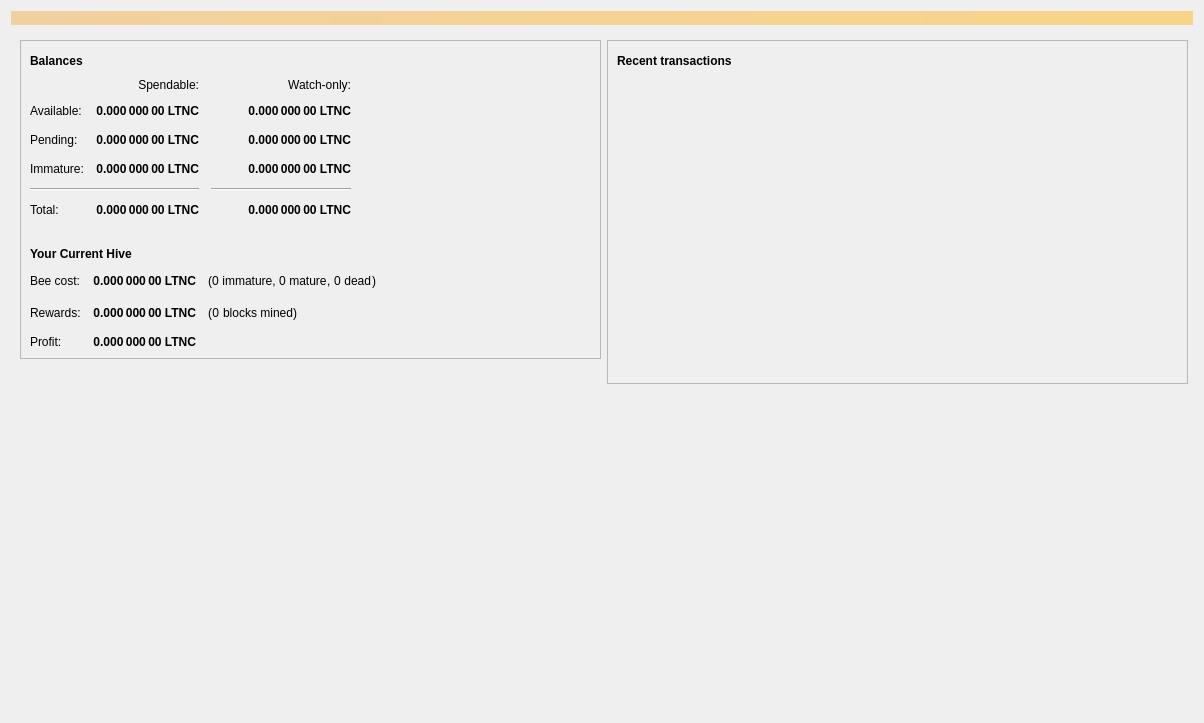
Old version of the form src/qt/forms/overviewpage.ui in the repository MerlinMagic2018/Lightning-Cash.
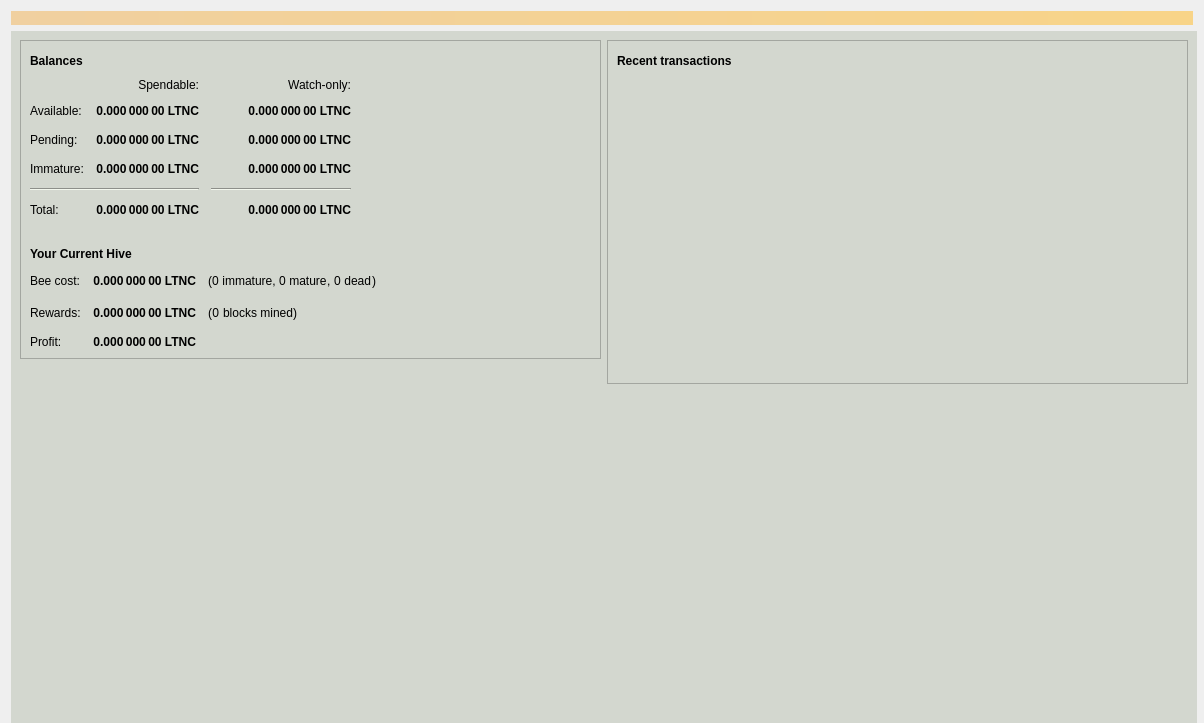
New version of the form. Icons and pictures are not drawn.

What changed in the file:
```diff
--- a/src/qt/forms/overviewpage.ui
+++ b/src/qt/forms/overviewpage.ui
@@ -48,8 +48,7 @@
       </size>
      </property>
      <property name="styleSheet">
-      <string notr="true">background:url(:/icons/res/icons/background.png);
-background-position:center;</string>
+      <string notr="true">background-color: rgb(211, 215, 207);</string>
      </property>
      <layout class="QHBoxLayout" name="horizontalLayout" stretch="1,1">
       <item>
```
Left out of the diff: 6 changed lines with no effect on the pictures.
